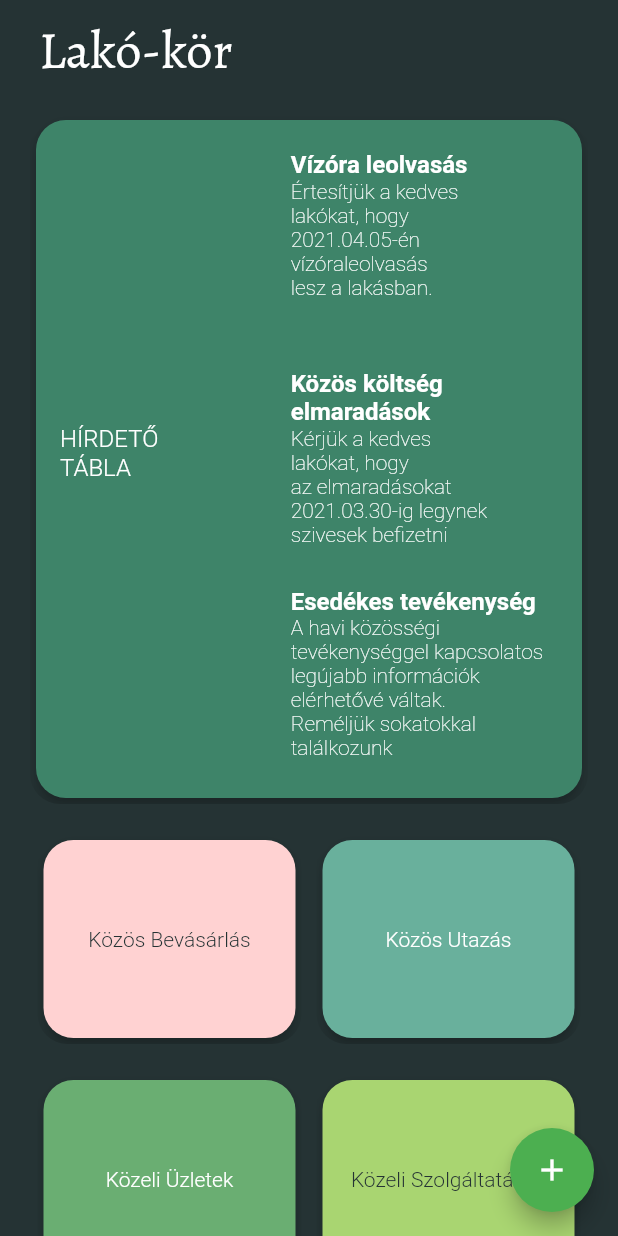
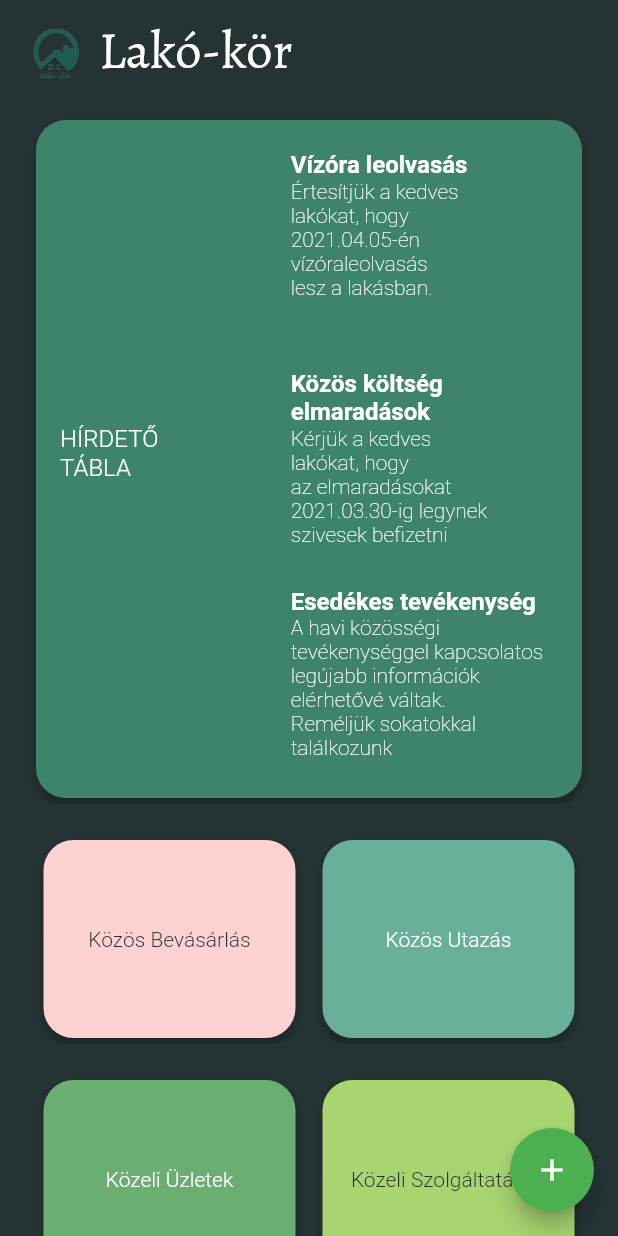
Before and after one commit to FutureCity-greenpeas/dugnad, a Flutter app: the screen it shows after launch, on a phone screen of 412 x 824 dp. Run offline on Flutter 3.47's test engine with Material 2 defaults, Android fonts, the phone set to English and light mode, and no system bars; our stand-ins replace hexcolor.

Commit message:
add logo and webview plugin

```diff
--- a/dugnad/lib/main.dart
+++ b/dugnad/lib/main.dart
@@ -44,7 +44,17 @@ class _MyHomePageState extends State<MyHomePage> {
       appBar: AppBar(
         backgroundColor: Colors.transparent,
         elevation: 0,
-        title: Padding(
+        title: Row(
+          children: [
+            Padding(
+              padding: EdgeInsets.fromLTRB(0, 20, 0, 0),
+              child: CircleAvatar(
+                radius: 20.0,
+                backgroundImage: AssetImage('assets/images/lakokor.png'),
+                backgroundColor: Colors.transparent,
+              ),
+            ),
+            Padding(
               padding: EdgeInsets.fromLTRB(10, 10, 0, 0),
               child: Text(
                 widget.title,
@@ -53,6 +63,8 @@ class _MyHomePageState extends State<MyHomePage> {
                     fontWeight: FontWeight.w300,
                     fontFamily: "Alegreya"),
               ),
+            ),
+          ],
         ),
       ),
       body: HomeScreen(),
--- a/dugnad/pubspec.yaml
+++ b/dugnad/pubspec.yaml
@@ -24,6 +24,7 @@ dependencies:
   flutter:
     sdk: flutter
   hexcolor: ^2.0.3
+  webview_flutter: ^2.0.2
 
 
   # The following adds the Cupertino Icons font to your application.
@@ -46,8 +47,8 @@ flutter:
   uses-material-design: true
 
   # To add assets to your application, add an assets section, like this:
-  # assets:
-  #   - images/a_dot_burr.jpeg
+  assets:
+    - assets/images/lakokor.png
   #   - images/a_dot_ham.jpeg
 
   # An image asset can refer to one or more resolution-specific "variants", see
```
Also changed, not shown: dugnad/assets/images/lakokor.png (added), dugnad/pubspec.lock. Lines whose indentation alone changed are shown as unchanged.
